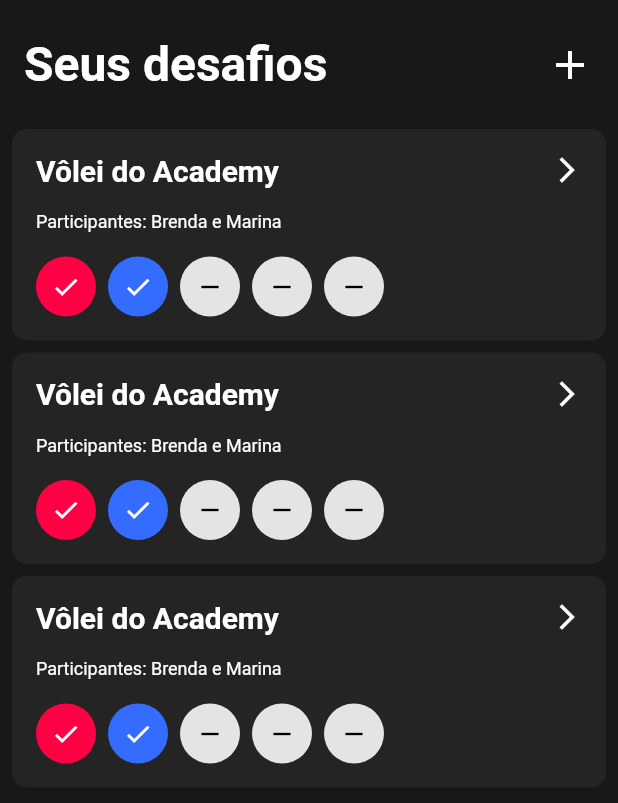
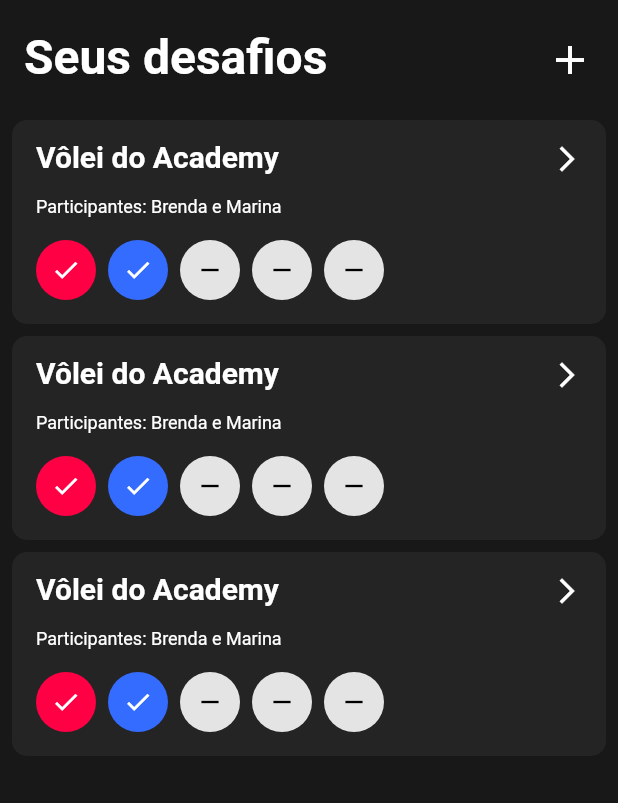
Before and after one commit to MarceloDiefenbach/fiero-android, a Flutter app: the Home screen opened directly, on a phone screen of 412 x 824 dp. Shown: the top 803 px of the screen. Run offline on Flutter 3.47's test engine with Material 2 defaults, Android fonts, the phone set to English and light mode, and no system bars; our stand-ins replace mobx, shared_preferences; accounts and stored records are empty; generated files the repository leaves out were written again; network calls fail.

Commit message:
arrumei o dynamic types

```diff
--- a/lib/DesignSystem/BaseComponents/ChallengesListCell.dart
+++ b/lib/DesignSystem/BaseComponents/ChallengesListCell.dart
@@ -29,19 +29,11 @@ class _ChallengesListCellState extends State<ChallengesListCell> {
       ),
       child: Padding(
         padding: EdgeInsets.all(spacingXXXS()),
-        child: Column(
+        child: Stack(
           children: [
             Row(
+              mainAxisAlignment: MainAxisAlignment.end,
               children: [
-                Text(
-                  "${widget.title}",
-                  style: TextStyle(
-                      color: colorNeutralHighPure(),
-                      fontWeight: FontWeight.bold,
-                      fontSize: fontSizeSM()),
-                  textAlign: TextAlign.left,
-                ),
-                Spacer(),
                 Icon(
                   Icons.arrow_forward_ios,
                   color: colorNeutralHighPure(),
@@ -50,24 +42,45 @@ class _ChallengesListCellState extends State<ChallengesListCell> {
                 ),
               ],
             ),
+            Column(
+              children: [
+                Row(
+                  children: [
+                    Flexible(
+                      child: Text(
+                        "${widget.title}",
+                        style: TextStyle(
+                            color: colorNeutralHighPure(),
+                            fontWeight: FontWeight.bold,
+                            fontSize: fontSizeSM(),
+                            height: 1),
+                        textAlign: TextAlign.left,
+                      ),
+                    ),
+                  ],
+                ),
                 Padding(padding: EdgeInsets.only(top: spacingXXXS())),
                 Row(
                   children: [
-                Text(
+                    Flexible(
+                      child: Text(
                         "Participantes: ${widget.subtitle}",
                         style: TextStyle(
                             color: colorNeutralHighPure(),
                             fontWeight: FontWeight.normal,
-                      fontSize: fontSizeXXS()),
+                            fontSize: fontSizeXXS(),
+                            height: 1),
                         textAlign: TextAlign.left,
                       ),
-                Spacer(),
+                    ),
                   ],
                 ),
                 Padding(padding: EdgeInsets.only(top: spacingXXXS())),
                 ChallengeType("MD5"),
               ],
             ),
+          ],
+        ),
       ),
     );
   }
--- a/lib/Home.dart
+++ b/lib/Home.dart
@@ -34,22 +34,34 @@ class _HomeState extends State<Home> {
               if(index == 0){
                 return Padding(
                   padding: EdgeInsets.fromLTRB(spacingNano(), spacingXXXS(), spacingNano(), spacingXXS()),
-                  child: Row(
+                  child: Stack(
                     children: [
-                      Text(
-                        "Seus desafios",
-                        style: TextStyle(
+                      Row(
+                        mainAxisAlignment: MainAxisAlignment.end,
+                        children: [
+                          Icon(
+                            Icons.add,
                             color: colorNeutralHighPure(),
-                            fontWeight: FontWeight.bold,
-                            fontSize: fontSizeLG()),
-                        textAlign: TextAlign.left,
+                            size: fontSizeLG(),
+                            semanticLabel: 'Icone de criar novo desafio',
+                          ),
+                        ],
                       ),
-                      Spacer(),
-                      Icon(
-                        Icons.add,
-                        color: colorNeutralHighPure(),
-                        size: fontSizeLG(),
-                        semanticLabel: 'Icone de criar novo desafio',
+                      Row(
+                        children: [
+                          Flexible(
+                            child: Text(
+                              "Seus desafios",
+                              style: TextStyle(
+                                  color: colorNeutralHighPure(),
+                                  fontWeight: FontWeight.bold,
+                                  fontSize: fontSizeLG(),
+                                  height: 1),
+                              textAlign: TextAlign.left,
+                              maxLines: null,
+                            ),
+                          ),
+                        ],
                       ),
                     ],
                   ),
```
Lines whose indentation alone changed are shown as unchanged.
